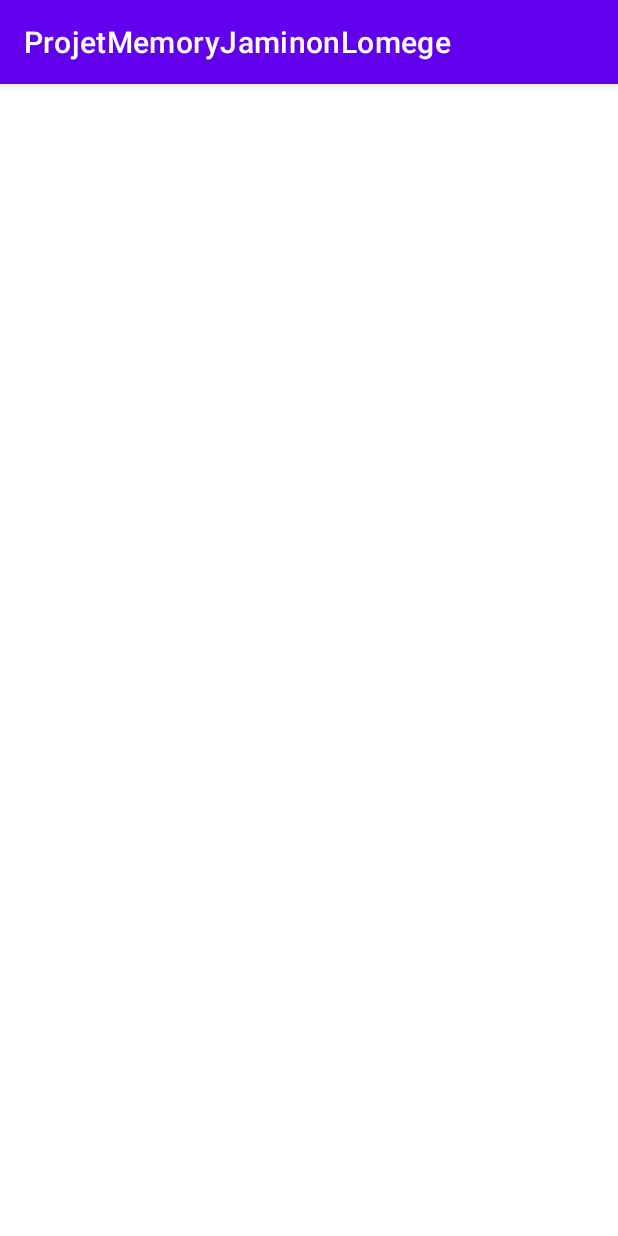
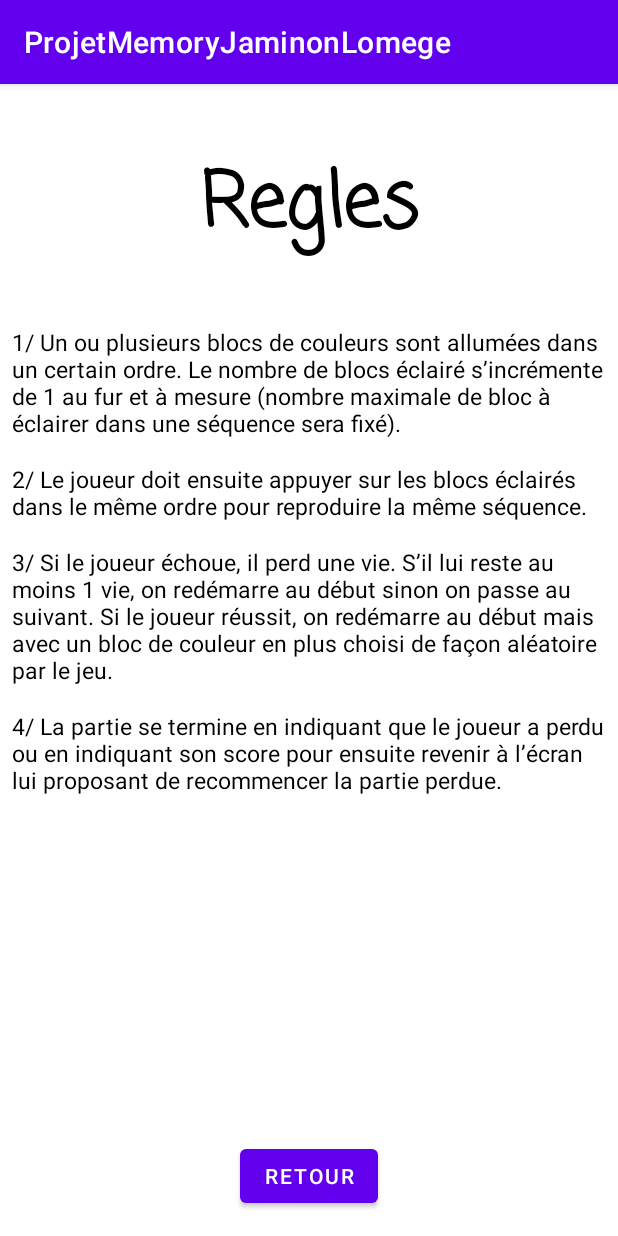
Before and after one commit to HugoJ0/ProjetMemoryJaminonLomege, an Android app: the Regles screen opened directly, with no data from a screen before it, on a phone screen of 412 x 824 dp. Run offline under Robolectric (Android 15) with nearby library versions, the phone set to English and light mode, and no system bars.

Commit message:
Main, menu, règles et choix mode 2

```diff
--- a/app/src/main/java/fr/iut/projetmemoryjaminonlomege/MainActivity.java
+++ b/app/src/main/java/fr/iut/projetmemoryjaminonlomege/MainActivity.java
@@ -9,6 +9,6 @@ public class MainActivity extends AppCompatActivity {
     @Override
     protected void onCreate(Bundle savedInstanceState) {
         super.onCreate(savedInstanceState);
-        setContentView(R.layout.activity_main);
+        setContentView(R.layout.activity_regles);
     }
 }
--- a/app/src/main/res/layout/activity_regles.xml
+++ b/app/src/main/res/layout/activity_regles.xml
@@ -6,4 +6,104 @@
     android:layout_height="match_parent"
     tools:context=".Regles">
 
+    <TextView
+        android:id="@+id/textView3"
+        android:layout_width="wrap_content"
+        android:layout_height="wrap_content"
+        android:fontFamily="casual"
+        android:text="@string/regles"
+        android:textAlignment="center"
+        android:textAllCaps="false"
+        android:textColor="#000000"
+        android:textSize="50sp"
+        android:textStyle="bold"
+        app:layout_constraintBottom_toTopOf="@+id/textView4"
+        app:layout_constraintEnd_toEndOf="parent"
+        app:layout_constraintStart_toStartOf="parent"
+        app:layout_constraintTop_toTopOf="parent" />
+
+    <Button
+        android:id="@+id/button"
+        android:layout_width="wrap_content"
+        android:layout_height="wrap_content"
+        android:layout_marginBottom="16dp"
+        android:text="@string/retour"
+        app:layout_constraintBottom_toBottomOf="parent"
+        app:layout_constraintEnd_toEndOf="parent"
+        app:layout_constraintStart_toStartOf="parent" />
+
+    <androidx.constraintlayout.widget.Guideline
+        android:id="@+id/guideline22"
+        android:layout_width="wrap_content"
+        android:layout_height="wrap_content"
+        android:orientation="horizontal"
+        app:layout_constraintGuide_percent="0.8" />
+
+    <androidx.constraintlayout.widget.Guideline
+        android:id="@+id/guideline23"
+        android:layout_width="wrap_content"
+        android:layout_height="wrap_content"
+        android:orientation="horizontal"
+        app:layout_constraintGuide_percent="0.2" />
+
+    <TextView
+        android:id="@+id/textView4"
+        android:layout_width="0dp"
+        android:layout_height="wrap_content"
+        android:layout_marginStart="8dp"
+        android:layout_marginTop="8dp"
+        android:layout_marginEnd="8dp"
+        android:text="@string/regle1"
+        android:textAlignment="viewStart"
+        android:textColor="#000000"
+        android:textSize="15sp"
+        app:layout_constraintEnd_toEndOf="parent"
+        app:layout_constraintStart_toStartOf="parent"
+        app:layout_constraintTop_toTopOf="@+id/guideline23" />
+
+    <TextView
+        android:id="@+id/textView5"
+        android:layout_width="0dp"
+        android:layout_height="wrap_content"
+        android:layout_marginStart="8dp"
+        android:layout_marginTop="16dp"
+        android:layout_marginEnd="8dp"
+        android:text="@string/regle2"
+        android:textAlignment="viewStart"
+        android:textColor="#000000"
+        android:textSize="15sp"
+        app:layout_constraintEnd_toEndOf="parent"
+        app:layout_constraintStart_toStartOf="parent"
+        app:layout_constraintTop_toBottomOf="@+id/textView4" />
+
+    <TextView
+        android:id="@+id/textView7"
+        android:layout_width="0dp"
+        android:layout_height="wrap_content"
+        android:layout_marginStart="8dp"
+        android:layout_marginTop="16dp"
+        android:layout_marginEnd="8dp"
+        android:text="@string/regle3"
+        android:textAlignment="viewStart"
+        android:textColor="#000000"
+        android:textSize="15sp"
+        app:layout_constraintEnd_toEndOf="parent"
+        app:layout_constraintStart_toStartOf="parent"
+        app:layout_constraintTop_toBottomOf="@+id/textView5" />
+
+    <TextView
+        android:id="@+id/textView8"
+        android:layout_width="0dp"
+        android:layout_height="0dp"
+        android:layout_marginStart="8dp"
+        android:layout_marginTop="16dp"
+        android:layout_marginEnd="8dp"
+        android:text="@string/regle4"
+        android:textAlignment="viewStart"
+        android:textColor="#000000"
+        android:textSize="15sp"
+        app:layout_constraintBottom_toTopOf="@+id/guideline22"
+        app:layout_constraintEnd_toEndOf="parent"
+        app:layout_constraintStart_toStartOf="parent"
+        app:layout_constraintTop_toBottomOf="@+id/textView7" />
 </androidx.constraintlayout.widget.ConstraintLayout>
--- a/app/src/main/res/values/strings.xml
+++ b/app/src/main/res/values/strings.xml
@@ -1,3 +1,23 @@
 <resources>
     <string name="app_name">ProjetMemoryJaminonLomege</string>
+    <string name="color_memory">Color Memory</string>
+    <string name="regles">Regles</string>
+    <string name="connection">Connection</string>
+    <string name="inscription">Inscription</string>
+    <string name="profil">Profil</string>
+    <string name="score">Score :</string>
+    <string name="deconnection">Deconnection</string>
+    <string name="classement">Classement</string>
+    <string name="nouvelle_partie">Nouvelle partie</string>
+    <string name="continuer">Continuer</string>
+    <string name="choix_du_mode">Choix du mode</string>
+    <string name="facile">Facile</string>
+    <string name="difficile">Difficile</string>
+    <string name="expert">Expert</string>
+    <string name="chrono">Chrono</string>
+    <string name="retour">Retour</string>
+    <string name="regle1">1/ Un ou plusieurs blocs de couleurs sont allumées dans un certain ordre. Le nombre de blocs éclairé s’incrémente de 1 au fur et à mesure (nombre maximale de bloc à éclairer dans une séquence sera fixé).</string>
+    <string name="regle2">2/ Le joueur doit ensuite appuyer sur les blocs éclairés dans le même ordre pour reproduire la même séquence.</string>
+    <string name="regle3">3/ Si le joueur échoue, il perd une vie. S’il lui reste au moins 1 vie, on redémarre au début sinon on passe au suivant. Si le joueur réussit, on redémarre au début mais avec un bloc de couleur en plus choisi de façon aléatoire par le jeu.</string>
+    <string name="regle4">4/ La partie se termine en indiquant que le joueur a perdu ou en indiquant son score pour ensuite revenir à l’écran lui proposant de recommencer la partie perdue.</string>
 </resources>
```
Also changed, not shown: app/src/main/res/layout/activity_choix_mode.xml (+7 -7 lines), app/src/main/res/layout/activity_main.xml (+4 -10 lines), app/src/main/res/layout/activity_menu.xml (+6 -8 lines).
